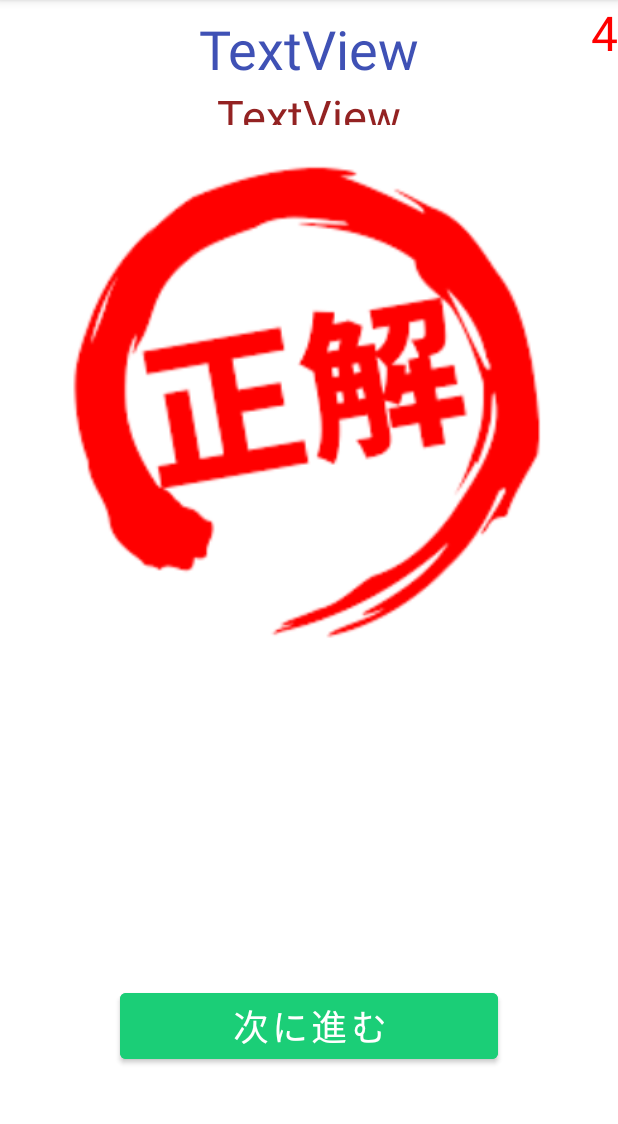
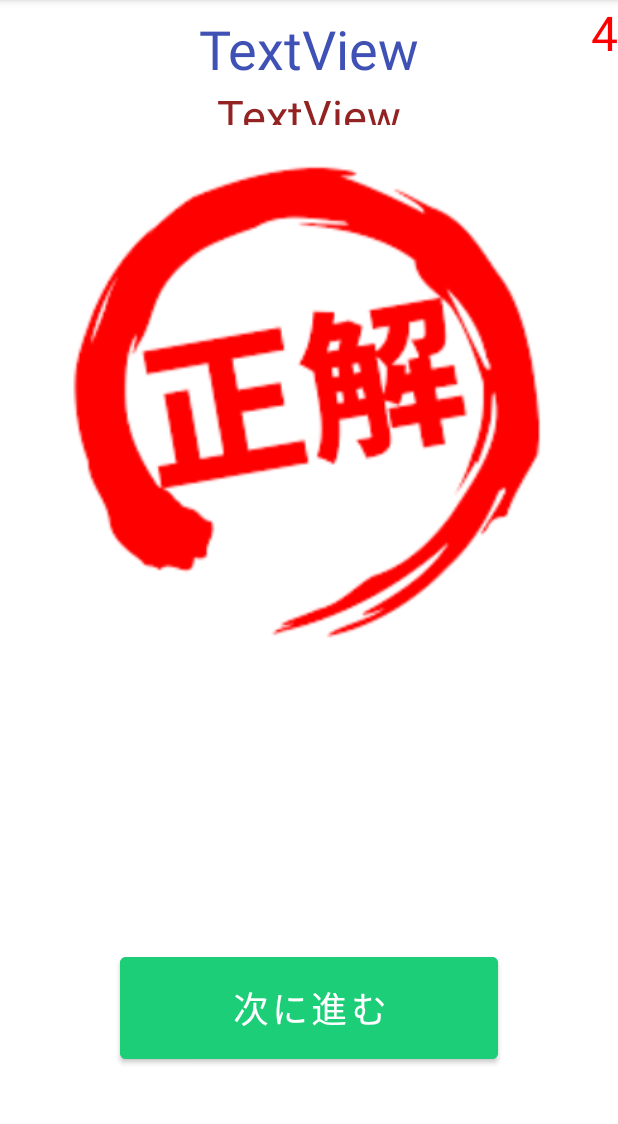
Before and after one commit to SomaBito/Quiz, an Android app: the QuizActivity4 screen opened directly, with no data from a screen before it, after a tap on "人取橋の戦い", on a phone screen of 412 x 824 dp, the part 84-1208 px from its top. Run offline under Robolectric (Android 15) with nearby library versions, the phone set to English and light mode, and no system bars; Roboto replaces fonts that are not available here; 7 statements that could not run were skipped; 2 other taps on this screen came first.

Commit message:
仮完成3

```diff
--- a/app/src/main/java/app/bito/soma/quiz/QuizActivity.kt
+++ b/app/src/main/java/app/bito/soma/quiz/QuizActivity.kt
@@ -39,7 +39,7 @@ class QuizActivity : AppCompatActivity() {
 
     var correctCount: Int = 0
 
-    var second = 6
+    var second = 5
 
     val timer : CountDownTimer = object : CountDownTimer(5000,1000){
 
@@ -120,6 +120,9 @@ class QuizActivity : AppCompatActivity() {
     }
 
     fun showquestion() {
+
+        secondText.isVisible = true
+
         val question: QuizData = shuffledLists[quizCount]
 
         Log.d("debug", question.toString())
--- a/app/src/main/java/app/bito/soma/quiz/QuizActivity2.kt
+++ b/app/src/main/java/app/bito/soma/quiz/QuizActivity2.kt
@@ -26,7 +26,7 @@ class QuizActivity2 : AppCompatActivity() {
 
     var correctCount: Int = 0
 
-    var second = 6
+    var second = 5
 
     val timer : CountDownTimer = object : CountDownTimer(5000,1000){
 
@@ -100,6 +100,8 @@ class QuizActivity2 : AppCompatActivity() {
         }
 
         fun showquestion() {
+
+            secondText.isVisible = true
             val question: QuizData = shuffledLists[quizCount]
 
             Log.d("debug", question.toString())
--- a/app/src/main/java/app/bito/soma/quiz/QuizActivity3.kt
+++ b/app/src/main/java/app/bito/soma/quiz/QuizActivity3.kt
@@ -35,19 +35,21 @@ class QuizActivity3 : AppCompatActivity() {
 
     var correctCount: Int = 0
 
-    var second = 6
+    var second = 5
 
     val timer : CountDownTimer = object : CountDownTimer(5000,1000){
 
         override fun onFinish() {
             secondText.text = second.toString()
             judgeImage.setImageResource(R.drawable.fuseikai)
+            quizText.isVisible = true
             quizText.setText("不正解")
             correctAnswerText.text = "正解は$correctAnswer"
             answerButton1.isVisible = false
             answerButton2.isVisible = false
             answerButton3.isVisible = false
-            kamonImage.isVisible = false
+            textView.isVisible = false
+            textView2.isVisible = false
 
             showAnswer()
 
@@ -111,6 +113,8 @@ class QuizActivity3 : AppCompatActivity() {
     }
 
     fun showquestion() {
+
+        secondText.isVisible = true
         val question: List<String> = shuffledLists[quizCount]
 
         Log.d("debug", question.toString())
--- a/app/src/main/java/app/bito/soma/quiz/QuizActivity4.kt
+++ b/app/src/main/java/app/bito/soma/quiz/QuizActivity4.kt
@@ -35,19 +35,21 @@ class QuizActivity4 : AppCompatActivity() {
 
     var correctCount: Int = 0
 
-    var second = 6
+    var second = 5
 
     val timer : CountDownTimer = object : CountDownTimer(5000,1000){
 
         override fun onFinish() {
             secondText.text = second.toString()
             judgeImage.setImageResource(R.drawable.fuseikai)
+            quizText.isVisible = true
             quizText.setText("不正解")
             correctAnswerText.text = "正解は$correctAnswer"
             answerButton1.isVisible = false
             answerButton2.isVisible = false
             answerButton3.isVisible = false
-
+            textView.isVisible = false
+            textView2.isVisible = false
 
             showAnswer()
 
@@ -111,6 +113,8 @@ class QuizActivity4 : AppCompatActivity() {
     }
 
     fun showquestion() {
+
+        secondText.isVisible = true
         val question: List<String> = shuffledLists[quizCount]
 
         Log.d("debug", question.toString())
--- a/app/src/main/res/layout/activity_quiz4.xml
+++ b/app/src/main/res/layout/activity_quiz4.xml
@@ -10,7 +10,7 @@
         android:id="@+id/quizText"
         android:layout_width="wrap_content"
         android:layout_height="wrap_content"
-        android:layout_marginTop="24dp"
+        android:layout_marginTop="24sp"
         android:text="不正解"
         android:textSize="18sp"
         app:layout_constraintEnd_toEndOf="parent"
@@ -40,7 +40,7 @@
         android:id="@+id/textView"
         android:layout_width="wrap_content"
         android:layout_height="wrap_content"
-        android:layout_marginTop="8dp"
+        android:layout_marginTop="8sp"
         android:text="TextView"
         android:textColor="#3F51B5"
         android:textSize="36sp"
@@ -62,27 +62,26 @@
     <Button
         android:id="@+id/answerButton1"
         android:layout_width="0dp"
-        android:layout_height="80dp"
+        android:layout_height="80sp"
         android:layout_marginStart="40sp"
-        android:layout_marginTop="184dp"
-        android:layout_marginEnd="40dp"
+        android:layout_marginTop="184sp"
+        android:layout_marginEnd="40sp"
         android:backgroundTint="#1982DC"
         android:text="Button"
         android:textAllCaps="false"
         android:textColor="#FFFFFF"
         android:textSize="24sp"
         app:layout_constraintEnd_toEndOf="parent"
-        app:layout_constraintHorizontal_bias="0.0"
         app:layout_constraintStart_toStartOf="parent"
         app:layout_constraintTop_toBottomOf="@+id/quizText" />
 
     <Button
         android:id="@+id/answerButton2"
         android:layout_width="0dp"
-        android:layout_height="80dp"
-        android:layout_marginStart="40dp"
-        android:layout_marginTop="8dp"
-        android:layout_marginEnd="40dp"
+        android:layout_height="80sp"
+        android:layout_marginStart="40sp"
+        android:layout_marginTop="8sp"
+        android:layout_marginEnd="40sp"
         android:backgroundTint="#1982DC"
         android:text="Button"
         android:textAllCaps="false"
@@ -96,10 +95,10 @@
     <Button
         android:id="@+id/answerButton3"
         android:layout_width="0dp"
-        android:layout_height="80dp"
-        android:layout_marginStart="40dp"
-        android:layout_marginTop="8dp"
-        android:layout_marginEnd="40dp"
+        android:layout_height="80sp"
+        android:layout_marginStart="40sp"
+        android:layout_marginTop="8sp"
+        android:layout_marginEnd="40sp"
         android:backgroundTint="#1982DC"
         android:text="Button"
         android:textAllCaps="false"
@@ -108,15 +107,15 @@
         app:layout_constraintEnd_toEndOf="parent"
         app:layout_constraintHorizontal_bias="0.0"
         app:layout_constraintStart_toStartOf="parent"
-        app:layout_constraintTop_toBottomOf="@+id/answerButton2"  />
+        app:layout_constraintTop_toBottomOf="@+id/answerButton2" />
 
     <Button
         android:id="@+id/nextButton"
         android:layout_width="0dp"
-        android:layout_height="56dp"
-        android:layout_marginStart="80dp"
-        android:layout_marginEnd="80dp"
-        android:layout_marginBottom="56dp"
+        android:layout_height="80sp"
+        android:layout_marginStart="80sp"
+        android:layout_marginEnd="80sp"
+        android:layout_marginBottom="56sp"
         android:backgroundTint="#1BCE77"
         android:text="次に進む"
         android:textColor="#FFFFFF"
@@ -128,9 +127,9 @@
 
     <ImageView
         android:id="@+id/judgeImage"
-        android:layout_width="361dp"
-        android:layout_height="365dp"
-        android:layout_marginTop="80dp"
+        android:layout_width="361sp"
+        android:layout_height="365sp"
+        android:layout_marginTop="80sp"
         android:visibility="invisible"
         app:layout_constraintEnd_toEndOf="parent"
         app:layout_constraintStart_toStartOf="parent"
```
Also changed, not shown: app/src/main/java/app/bito/soma/quiz/QuizActivity5.kt (+7 -2 lines), app/src/main/java/app/bito/soma/quiz/QuizActivity6.kt (+6 -2 lines), app/src/main/res/layout/activity_main.xml (+15 -15 lines), app/src/main/res/layout/activity_quiz.xml (+15 -17 lines), app/src/main/res/layout/activity_quiz2.xml (+24 -24 lines), app/src/main/res/layout/activity_quiz5.xml (+22 -22 lines), app/src/main/res/layout/activity_quiz6.xml (+21 -21 lines), app/src/main/res/layout/activity_result.xml (+11 -11 lines), app/src/main/res/layout/activity_result2.xml (+11 -11 lines), app/src/main/res/layout/activity_result3.xml (+11 -11 lines), app/src/main/res/layout/activity_result4.xml (+11 -11 lines), app/src/main/res/layout/activity_result5.xml (+11 -11 lines), app/src/main/res/layout/activity_result6.xml (+11 -11 lines).
